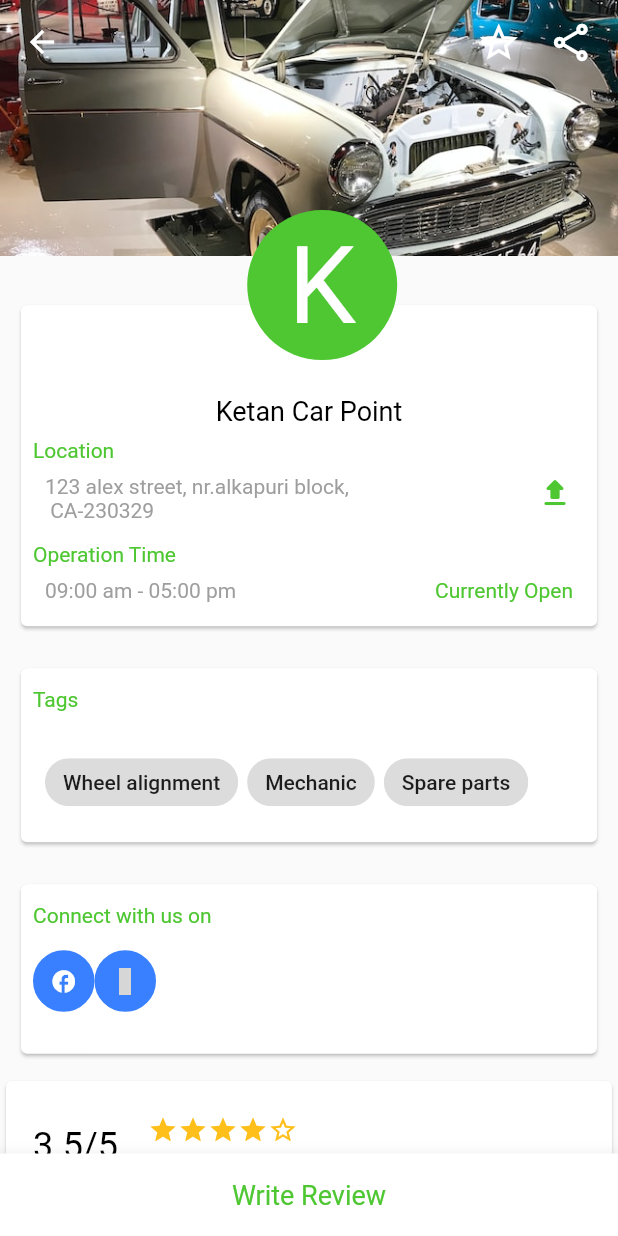
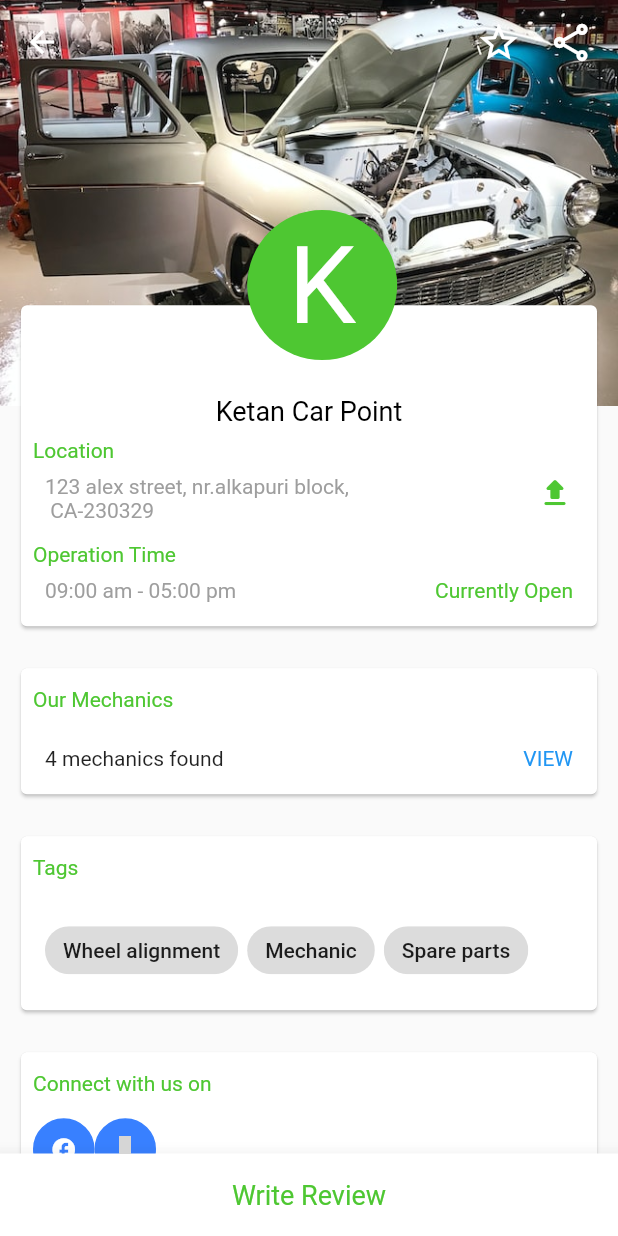
Before and after one commit to iZeroKim/Uado, a Flutter app: the GarageDetails screen opened directly, on a phone screen of 412 x 824 dp. Run offline on Flutter 3.47's test engine with Material 2 defaults, Android fonts, the light colour scheme and no system bars; drawn by our look-alikes of getwidget; our stand-ins replace flutter_dash, flutter_datetime_picker, image_picker; statements that could not run were skipped; grey boxes are pictures that could not be loaded.

Commit message:
Add single mechanic layout

```diff
--- a/lib/main.dart
+++ b/lib/main.dart
@@ -40,8 +40,8 @@
           ),
         ),
 
-        // home:  const InitialLoginPage(),
-        home: const Trips(),
+        home:  const InitialLoginPage(),
+        // home: const Trips(),
       ),
     );
   }
--- a/lib/screens/garage_details.dart
+++ b/lib/screens/garage_details.dart
@@ -1,7 +1,7 @@
 import 'package:flutter/material.dart';
 import 'package:getwidget/getwidget.dart';
 import 'garage_review.dart';
-import 'package:flutter_dash/flutter_dash.dart';
+import 'garage_mechanics.dart';
 
 class GarageDetails extends StatelessWidget {
   GarageDetails({super.key});
@@ -67,7 +67,7 @@
           child: Stack(
             children: <Widget>[
               Container(
-                height: 970,
+                height: 1070,
               ),
               Positioned.fill(
                 top: 0,
@@ -164,6 +164,52 @@
                                         ],
                                       ),
                                     ),
+                                  ],
+                                ),
+                              )
+                            ],
+                          ),
+                        ),
+                      ),
+                      Padding(
+                        padding: const EdgeInsets.all(10.0),
+                        child: Card(
+                          color: Colors.white,
+                          child: Column(
+                            crossAxisAlignment: CrossAxisAlignment.start,
+                            children: [
+                              const SizedBox(
+                                height: 5,
+                                width: double.infinity,
+                              ),
+                              Padding(
+                                padding: const EdgeInsets.all(8.0),
+                                child: Column(
+                                  crossAxisAlignment: CrossAxisAlignment.start,
+                                  children: [
+                                    const Text(
+                                      "Our Mechanics",
+                                      style: TextStyle(
+                                          color: Color.fromRGBO(78, 199, 50, 1)),
+                                    ),
+                                    const SizedBox(
+                                      height: 15.0,
+                                    ),
+                                    Padding(
+                                      padding: const EdgeInsets.all(8.0),
+                                      child: Row(
+                                        mainAxisAlignment: MainAxisAlignment.spaceBetween,
+                                        children:[
+                                          Text("4 mechanics found"),
+                                          InkWell(
+                                            onTap: (){
+                                              Navigator.of(context).push(MaterialPageRoute(builder: (context) => GarageMechanics()));
+                                            },
+                                            child: Text("VIEW", style: TextStyle(color: Colors.blue),),
+                                          )
+                                        ]
+                                      ),
+                                    )
                                   ],
                                 ),
                               )
```
Also changed, not shown: lib/screens/garage_mechanics.dart (added, +38 -0 lines).
